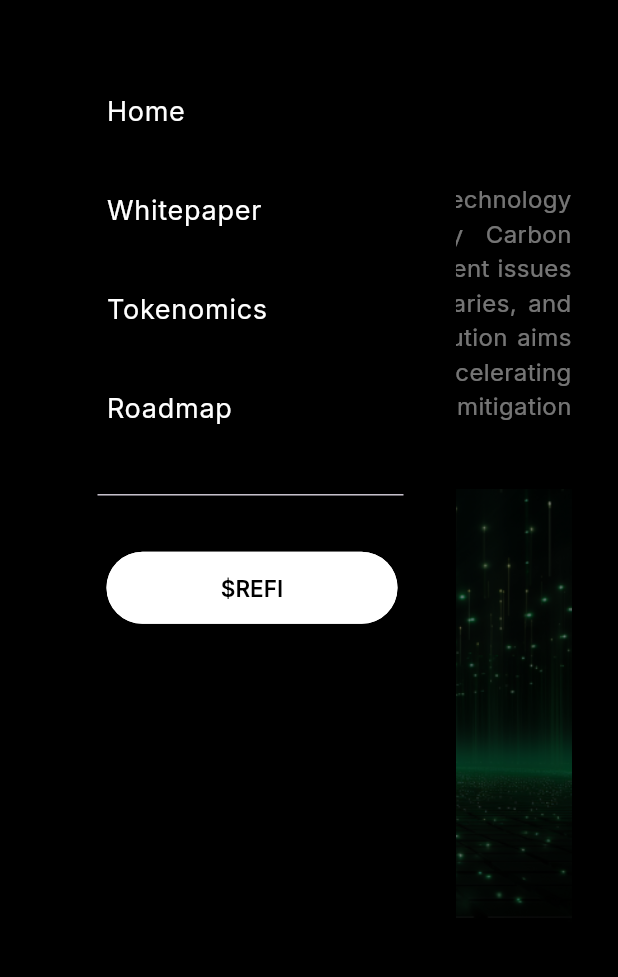
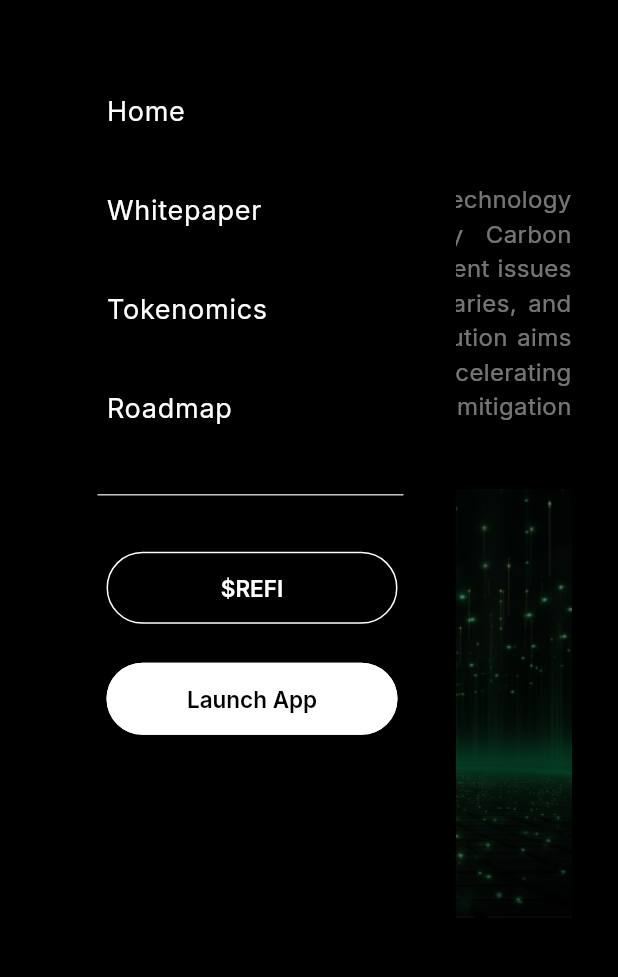
Before and after one commit to ReFi-Protocol/refiprotocol-website, a Flutter app: the AboutView screen opened by its route, with the side drawer open, on a phone screen of 412 x 824 dp, the part 85-1062 px from its top. Run offline on Flutter 3.47's test engine with Material 3 defaults, Android fonts, the phone set to English and light mode, and no system bars; our stand-ins replace chewie, firebase_core, flutter_screenutil, flutter_svg, get, google_fonts and 4 more; missing offline and left inert: emailjs; accounts and stored records are empty.

Commit message:
added launch app button

```diff
--- a/lib/utilities/constants.dart
+++ b/lib/utilities/constants.dart
@@ -54,6 +54,15 @@ void launchCustomURL(String customUrl) async {
 void launchUniSwapURL() async {
   Uri url = Uri.parse(
       'https://app.uniswap.org/explore/tokens/ethereum/0xa4bb712b4ea05e74a9590ec550bd922cd857afcb');
+  if (await canLaunchUrl(url)) {
+    await launchUrl(url);
+  } else {
+    throw 'Could not launch $url';
+  }
+}
+
+void launchAmazonURL() async {
+  Uri url = Uri.parse('https://http://amazon.refiprotocol.io');
   if (await canLaunchUrl(url)) {
     await launchUrl(url);
   } else {
--- a/lib/widgets/custom_appbar.dart
+++ b/lib/widgets/custom_appbar.dart
@@ -68,12 +68,22 @@ class _CustomAppBarState extends State<CustomAppBar> {
           crossAxisAlignment: CrossAxisAlignment.center,
           children: [
             CTAButton(
-                filled: true,
+                filled: false,
                 onTap: () => launchUniSwapURL(),
                 child: const Text(
                   "\$REFI",
                   style: TextStyle(fontSize: 15),
-                ))
+                )),
+            const SizedBox(
+              width: 20,
+            ),
+            CTAButton(
+                filled: true,
+                onTap: () => launchAmazonURL(),
+                child: const Text(
+                  "Launch App",
+                  style: TextStyle(fontSize: 15),
+                )),
           ])
     ]);
   }
--- a/lib/widgets/custom_drawer.dart
+++ b/lib/widgets/custom_drawer.dart
@@ -84,14 +84,28 @@ class _CustomDrawerState extends State<CustomDrawer> {
                 width: 0,
               ),
               title: CTAButton(
-                  filled: true,
+                  filled: false,
                   onTap: () => launchUniSwapURL(),
                   child: const Text(
                     "\$REFI",
                     style: TextStyle(fontSize: 15),
                   )),
-              // splashColor: const Color(0xff12BB5F).withOpacity(0.2),
-              // onTap: () => launchUniSwapURL(),
+            ),
+          ),
+          Padding(
+            padding: const EdgeInsets.symmetric(vertical: 5),
+            child: ListTile(
+              leading: const SizedBox(
+                height: 0,
+                width: 0,
+              ),
+              title: CTAButton(
+                  filled: true,
+                  onTap: () => launchAmazonURL(),
+                  child: const Text(
+                    "Launch App",
+                    style: TextStyle(fontSize: 15),
+                  )),
             ),
           )
         ],
```
